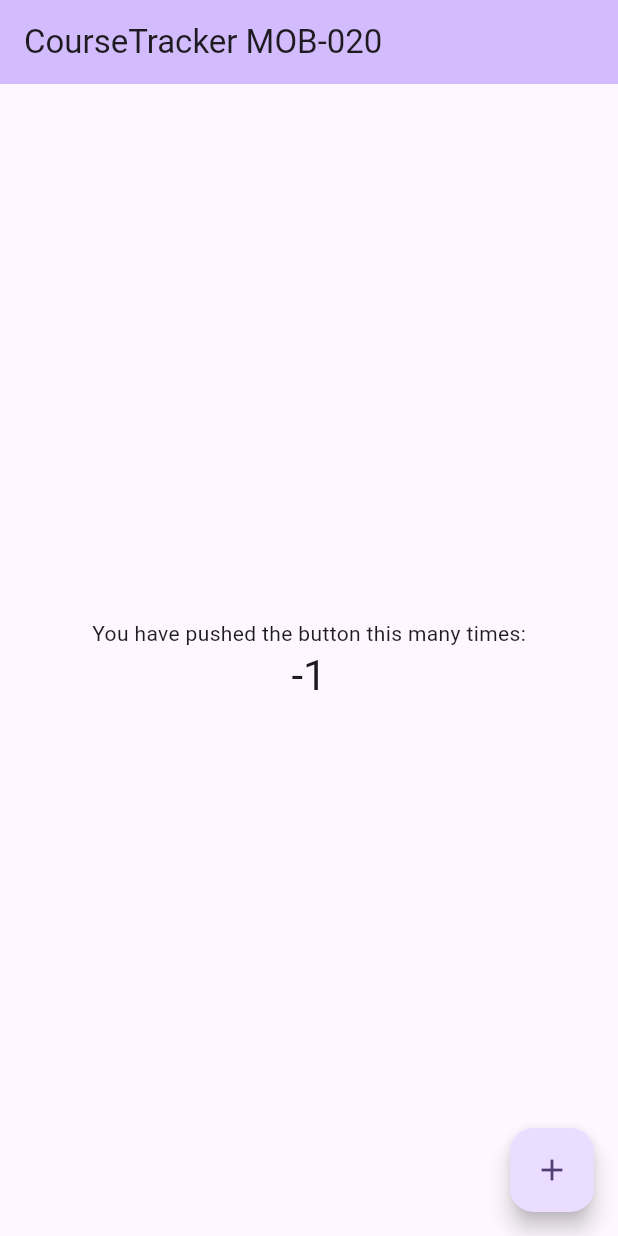
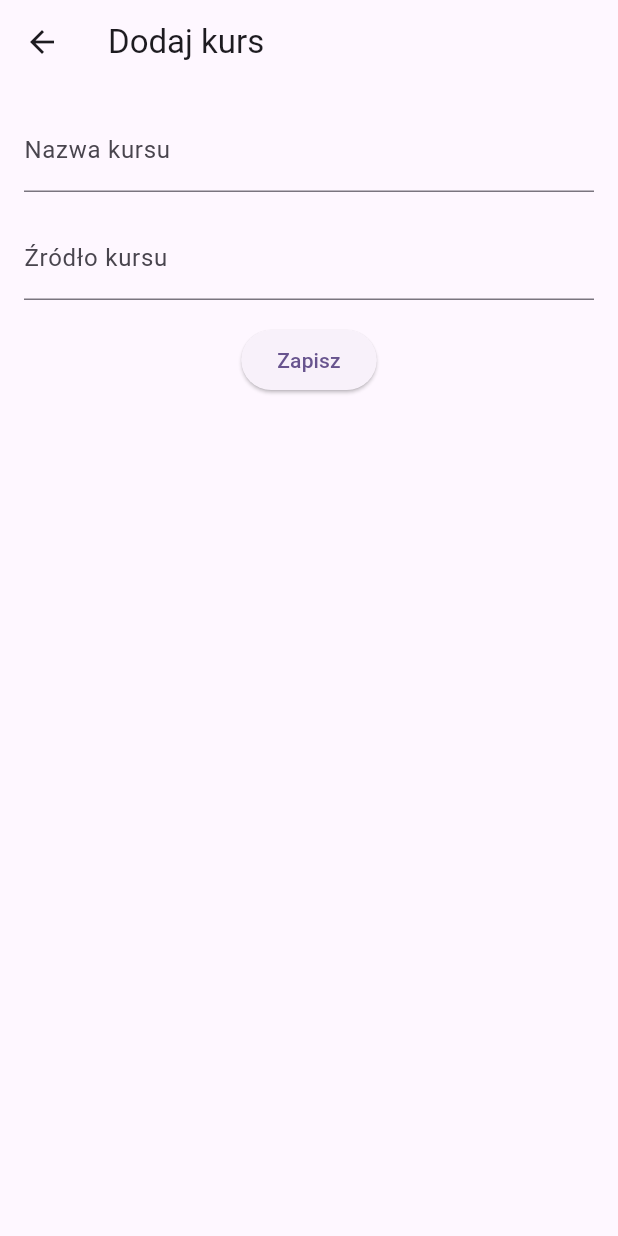
Before and after one commit to KacperCzernecki/MOB-020-CourseTracker, a Flutter app: the screen it shows after launch, after a tap on the "add" icon, on a phone screen of 412 x 824 dp. Run offline on Flutter 3.47's test engine with Material 3 defaults, Android fonts, the light colour scheme and no system bars; our stand-ins replace sqflite; accounts and stored records are empty.

Commit message:
feat: Implemented basic UI and Create/Read operations for courses

```diff
--- a/course_tracker/lib/main.dart
+++ b/course_tracker/lib/main.dart
@@ -1,4 +1,10 @@
 import 'package:flutter/material.dart';
+
+import 'screens/add_course_screen.dart';
+import 'screens/course_details_screen.dart';
+import 'models/course.dart';
+import 'widgets/course_list.dart';
+import 'services/database_service.dart';
 
 void main() {
   runApp(const MyApp());
@@ -11,110 +17,65 @@ class MyApp extends StatelessWidget {
   @override
   Widget build(BuildContext context) {
     return MaterialApp(
-      title: 'Flutter Demo',
-      theme: ThemeData(
-        // This is the theme of your application.
-        //
-        // TRY THIS: Try running your application with "flutter run". You'll see
-        // the application has a purple toolbar. Then, without quitting the app,
-        // try changing the seedColor in the colorScheme below to Colors.green
-        // and then invoke "hot reload" (save your changes or press the "hot
-        // reload" button in a Flutter-supported IDE, or press "r" if you used
-        // the command line to start the app).
-        //
-        // Notice that the counter didn't reset back to zero; the application
-        // state is not lost during the reload. To reset the state, use hot
-        // restart instead.
-        //
-        // This works for code too, not just values: Most code changes can be
-        // tested with just a hot reload.
-        colorScheme: .fromSeed(seedColor: Colors.deepPurple),
-      ),
-      home: const MyHomePage(title: 'CourseTracker MOB-020'),
+      title: 'CourseTracker MOB-020',
+      theme: ThemeData(colorScheme: .fromSeed(seedColor: Colors.deepPurple)),
+      home: HomeScreen(),
     );
   }
 }
 
-class MyHomePage extends StatefulWidget {
-  const MyHomePage({super.key, required this.title});
-
-  // This widget is the home page of your application. It is stateful, meaning
-  // that it has a State object (defined below) that contains fields that affect
-  // how it looks.
-
-  // This class is the configuration for the state. It holds the values (in this
-  // case the title) provided by the parent (in this case the App widget) and
-  // used by the build method of the State. Fields in a Widget subclass are
-  // always marked "final".
-
-  final String title;
-
+class HomeScreen extends StatefulWidget {
+  const HomeScreen({super.key});
   @override
-  State<MyHomePage> createState() => _MyHomePageState();
+  State<HomeScreen> createState() => _HomeScreenState();
 }
 
-class _MyHomePageState extends State<MyHomePage> {
-  int _counter = 0;
+class _HomeScreenState extends State<HomeScreen> {
+  final courses = <Course>[];
+  final db = DatabaseService();
 
-  void _incrementCounter() {
+  Future<void> _loadCourses() async {
+    final data = await db.getCourses();
+    if (!mounted) return;
     setState(() {
-      // This call to setState tells the Flutter framework that something has
-      // changed in this State, which causes it to rerun the build method below
-      // so that the display can reflect the updated values. If we changed
-      // _counter without calling setState(), then the build method would not be
-      // called again, and so nothing would appear to happen.
-      _counter--;
+      courses.addAll(data);
     });
   }
 
   @override
+  void initState() {
+    super.initState();
+    _loadCourses();
+  }
+
+  @override
   Widget build(BuildContext context) {
-    // This method is rerun every time setState is called, for instance as done
-    // by the _incrementCounter method above.
-    //
-    // The Flutter framework has been optimized to make rerunning build methods
-    // fast, so that you can just rebuild anything that needs updating rather
-    // than having to individually change instances of widgets.
     return Scaffold(
-      appBar: AppBar(
-        // TRY THIS: Try changing the color here to a specific color (to
-        // Colors.amber, perhaps?) and trigger a hot reload to see the AppBar
-        // change color while the other colors stay the same.
-        backgroundColor: Theme.of(context).colorScheme.inversePrimary,
-        // Here we take the value from the MyHomePage object that was created by
-        // the App.build method, and use it to set our appbar title.
-        title: Text(widget.title),
-      ),
-      body: Center(
-        // Center is a layout widget. It takes a single child and positions it
-        // in the middle of the parent.
-        child: Column(
-          // Column is also a layout widget. It takes a list of children and
-          // arranges them vertically. By default, it sizes itself to fit its
-          // children horizontally, and tries to be as tall as its parent.
-          //
-          // Column has various properties to control how it sizes itself and
-          // how it positions its children. Here we use mainAxisAlignment to
-          // center the children vertically; the main axis here is the vertical
-          // axis because Columns are vertical (the cross axis would be
-          // horizontal).
-          //
-          // TRY THIS: Invoke "debug painting" (choose the "Toggle Debug Paint"
-          // action in the IDE, or press "p" in the console), to see the
-          // wireframe for each widget.
-          mainAxisAlignment: .center,
-          children: [
-            const Text('You have pushed the button this many times:'),
-            Text(
-              '$_counter',
-              style: Theme.of(context).textTheme.headlineMedium,
-            ),
-          ],
+      appBar: AppBar(title: const Text("CourseTracker")),
+      body: CourseList(
+        courses: courses,
+        onCourseTap: (course) => Navigator.push(
+          context,
+          MaterialPageRoute(
+            builder: (context) => CourseDetailsScreen(course: course),
+          ),
         ),
       ),
       floatingActionButton: FloatingActionButton(
-        onPressed: _incrementCounter,
-        tooltip: 'Increment',
+        onPressed: () async {
+          final newCourse = await Navigator.push<Course>(
+            context,
+            MaterialPageRoute(builder: (context) => const AddCourseScreen()),
+          );
+
+          if (newCourse != null) {
+            await db.insertCourse(newCourse);
+            if (!mounted) return;
+            setState(() {
+              courses.add(newCourse);
+            });
+          }
+        },
         child: const Icon(Icons.add),
       ),
     );
--- /dev/null
+++ b/course_tracker/lib/models/course.dart
@@ -0,0 +1,7 @@
+class Course {
+  final String id;
+  final String name;
+  final String source;
+
+  Course({required this.id, required this.name, required this.source});
+}
--- /dev/null
+++ b/course_tracker/lib/screens/add_course_screen.dart
@@ -0,0 +1,81 @@
+import 'package:flutter/material.dart';
+
+import '../models/course.dart';
+
+import 'package:uuid/uuid.dart';
+
+class AddCourseScreen extends StatefulWidget {
+  const AddCourseScreen({super.key});
+  @override
+  State<AddCourseScreen> createState() => _AddCourseScreenState();
+}
+
+class _AddCourseScreenState extends State<AddCourseScreen> {
+  final _nameController = TextEditingController();
+  final _sourceController = TextEditingController();
+  final _formKey = GlobalKey<FormState>();
+  final _uuid = Uuid();
+
+  @override
+  void dispose() {
+    _nameController.dispose();
+    _sourceController.dispose();
+    super.dispose();
+  }
+
+  @override
+  Widget build(BuildContext context) {
+    return Scaffold(
+      appBar: AppBar(title: const Text("Dodaj kurs")),
+      body: Form(
+        key: _formKey,
+        child: Padding(
+          padding: EdgeInsets.all(16),
+          child: Column(
+            spacing: 16,
+            children: [
+              TextFormField(
+                controller: _nameController,
+                decoration: InputDecoration(labelText: ("Nazwa kursu")),
+                validator: (value) {
+                  if (value != null && value.trim().isEmpty) {
+                    return "Podaj nazwę kursu";
+                  } else {
+                    return null;
+                  }
+                },
+              ),
+              TextFormField(
+                controller: _sourceController,
+                decoration: InputDecoration(labelText: ("Źródło kursu")),
+                validator: (value) {
+                  if (value != null && value.trim().isEmpty) {
+                    return "Podaj źródło kursu";
+                  } else {
+                    return null;
+                  }
+                },
+              ),
+              ElevatedButton(
+                onPressed: () {
+                  var name = _nameController.text;
+                  var source = _sourceController.text;
+
+                  if (_formKey.currentState!.validate()) {
+                    final newCourse = Course(
+                      id: _uuid.v4(),
+                      name: name,
+                      source: source,
+                    );
+                    Navigator.pop(context, newCourse);
+                  }
+                },
+                child: Text("Zapisz"),
+              ),
+            ],
+          ),
+        ),
+      ),
+    );
+  }
+}
--- /dev/null
+++ b/course_tracker/lib/services/database_service.dart
@@ -0,0 +1,68 @@
+import 'package:sqflite/sqflite.dart';
+import 'package:path/path.dart';
+
+import "../models/course.dart";
+
+class DatabaseService {
+  Database? _database;
+  Future<Database> getDatabase() async {
+    if (_database != null) {
+      return _database!;
+    }
+    final dbPath = await getDatabasesPath();
+    final path = join(dbPath, 'course_tracker.db');
+
+    _database = await openDatabase(
+      path,
+      version: 1,
+      onConfigure: (db) async {
+        await db.execute('PRAGMA foreign_keys = ON');
+      },
+      onCreate: (db, version) async {
+        await db.execute('''
+        CREATE TABLE courses(
+        id TEXT PRIMARY KEY,
+        name TEXT NOT NULL,
+        source TEXT NOT NULL)
+        ''');
+
+        await db.execute('''
+        CREATE TABLE modules(
+        id TEXT PRIMARY KEY,
+        parent_id TEXT NOT NULL,
+        name TEXT NOT NULL,
+        module_order INTEGER NOT NULL,
+        is_completed INTEGER NOT NULL,
+        FOREIGN KEY (parent_id) REFERENCES courses(id),
+        UNIQUE (parent_id, module_order)
+        )
+        ''');
+      },
+    );
+    return _database!;
+  }
+
+  Future<int> insertCourse(Course course) async {
+    final db = await getDatabase();
+
+    return db.insert('courses', {
+      'id': course.id,
+      'name': course.name,
+      'source': course.source,
+    });
+  }
+
+  Future<List<Course>> getCourses() async {
+    final db = await getDatabase();
+
+    final courses = await db.query("courses");
+
+    return courses.map((course) {
+      return Course(
+        id: course['id'] as String,
+        name: course['name'] as String,
+        source: course['source'] as String,
+      );
+    }).toList();
+  }
+}
--- a/course_tracker/pubspec.yaml
+++ b/course_tracker/pubspec.yaml
@@ -34,6 +34,9 @@ dependencies:
   # The following adds the Cupertino Icons font to your application.
   # Use with the CupertinoIcons class for iOS style icons.
   cupertino_icons: ^1.0.8
+  sqflite: ^2.4.5
+  path: ^1.9.1
+  uuid: ^4.6.0
 
 dev_dependencies:
   flutter_test:
```
Also changed, not shown: course_tracker/lib/models/module.dart (added, +15 -0 lines), course_tracker/lib/screens/course_details_screen.dart (added, +51 -0 lines), course_tracker/lib/widgets/course_list.dart (added, +29 -0 lines), course_tracker/pubspec.lock, 11 other files.
